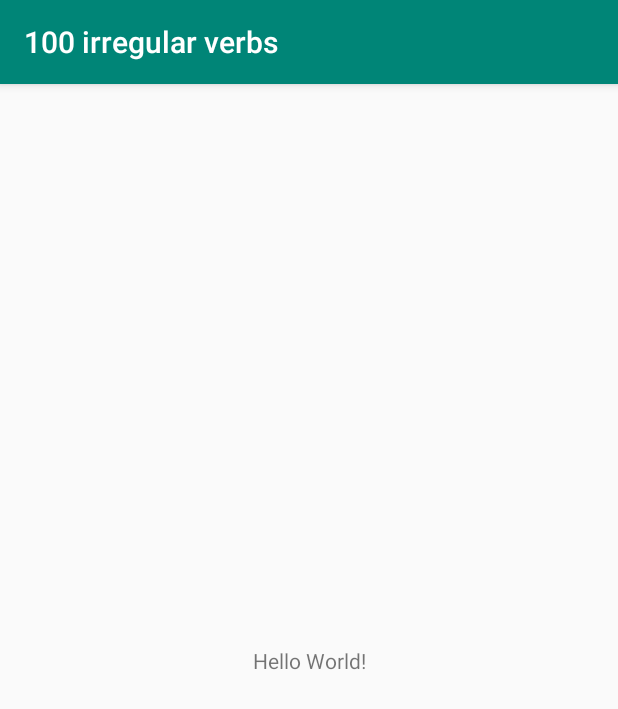
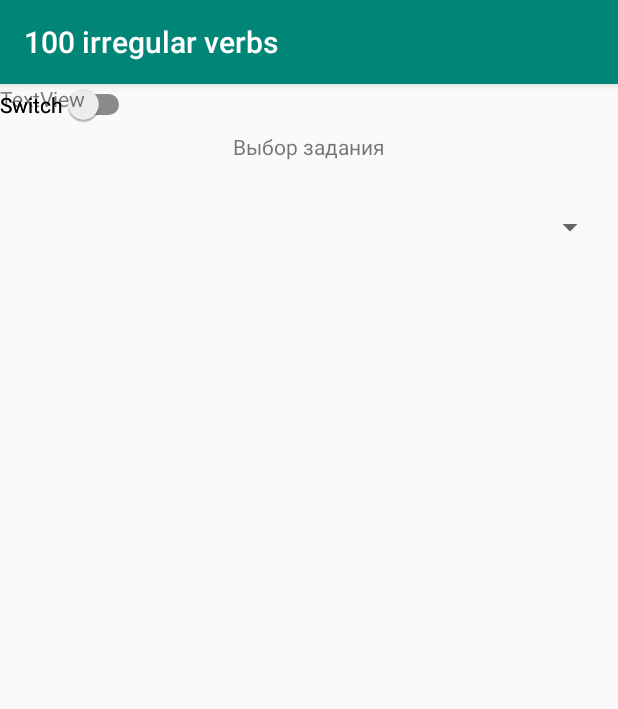
Before and after one commit to EW8S/100irregularverbs, an Android app: the screen it shows after launch (MainActivity), on a phone screen of 412 x 824 dp. Shown: the top 709 px of the screen. Run offline under Robolectric (Android 15) with nearby library versions, the phone set to English and light mode, and no system bars.

Commit message:
mainActivity -> I experimental with UI

```diff
--- a/app/src/main/res/layout/activity_main.xml
+++ b/app/src/main/res/layout/activity_main.xml
@@ -8,12 +8,45 @@
         tools:context=".UI.mainActivity.MainActivity">
 
     <TextView
+            android:text="@string/strings_type_of_lesson"
             android:layout_width="wrap_content"
             android:layout_height="wrap_content"
-            android:text="Hello World!"
-            app:layout_constraintBottom_toBottomOf="parent"
-            app:layout_constraintLeft_toLeftOf="parent"
-            app:layout_constraintRight_toRightOf="parent"
-            app:layout_constraintTop_toTopOf="parent"/>
+            android:entries="@array/mainactivity_spinner"
+            android:id="@+id/tv_type_of_lesson"
+            android:layout_marginTop="32dp"
+            app:layout_constraintTop_toTopOf="parent" app:layout_constraintEnd_toEndOf="parent"
+            android:layout_marginEnd="8dp" android:layout_marginRight="8dp"
+            app:layout_constraintStart_toStartOf="parent" android:layout_marginLeft="8dp"
+            android:layout_marginStart="8dp"/>
+    <Spinner
+            android:layout_width="395dp"
+            android:layout_height="wrap_content"
+            android:id="@+id/spinner"
+            android:layout_marginTop="32dp"
+            app:layout_constraintTop_toBottomOf="@+id/tv_type_of_lesson" app:layout_constraintStart_toStartOf="parent"
+            android:layout_marginLeft="8dp" android:layout_marginStart="8dp" app:layout_constraintEnd_toEndOf="parent"
+            android:layout_marginEnd="8dp" android:layout_marginRight="8dp"/>
+    <Switch
+            android:text="Switch"
+            android:layout_width="wrap_content"
+            android:layout_height="wrap_content"
+            android:id="@+id/switch1"
+            tools:layout_editor_absoluteY="153dp" tools:layout_editor_absoluteX="259dp"/>
+    <Switch
+            android:text="Switch"
+            android:layout_width="wrap_content"
+            android:layout_height="wrap_content" tools:layout_editor_absoluteY="213dp"
+            android:id="@+id/switch2"
+            tools:layout_editor_absoluteX="165dp"/>
+    <TextView
+            android:text="TextView"
+            android:layout_width="wrap_content"
+            android:layout_height="wrap_content" tools:layout_editor_absoluteY="153dp"
+            android:id="@+id/textView2"
+            tools:layout_editor_absoluteX="107dp"/>
+    <androidx.constraintlayout.widget.Guideline android:layout_width="wrap_content" android:layout_height="wrap_content"
+                                                android:id="@+id/guideline2" app:layout_constraintGuide_begin="126dp"
+                                                android:orientation="horizontal"
+    />
 
 </androidx.constraintlayout.widget.ConstraintLayout>
--- a/app/src/main/res/values/strings.xml
+++ b/app/src/main/res/values/strings.xml
@@ -1,3 +1,13 @@
 <resources>
     <string name="app_name">100 irregular verbs</string>
+    <string name="strings_type_of_lesson">Выбор задания</string>
+
+    <string-array name="mainactivity_spinner">
+        <item>Изучение 1-20</item>
+        <item>Изучение 21-40</item>
+        <item>Изучение 41-60</item>
+        <item>Изучение 61-80</item>
+        <item>Изучение 81-100</item>
+        <item>Изучение всего материала</item>
+    </string-array>
 </resources>
```
